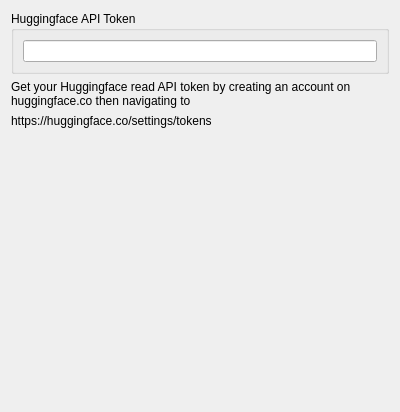
Qt form src/airunner/widgets/api_token/templates/api_token.ui (Capsize-Games/airunner) before a commit.
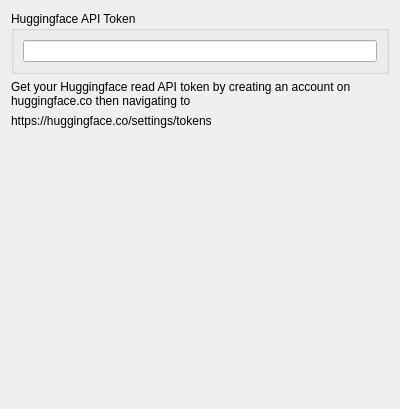
The same form after that commit.

Patch:
```diff
--- a/src/airunner/widgets/api_token/templates/api_token.ui
+++ b/src/airunner/widgets/api_token/templates/api_token.ui
@@ -7,7 +7,7 @@
     <x>0</x>
     <y>0</y>
     <width>400</width>
-    <height>412</height>
+    <height>409</height>
    </rect>
   </property>
   <property name="windowTitle">
```
Left out of the diff: 26 changed lines with no effect on the pictures.
